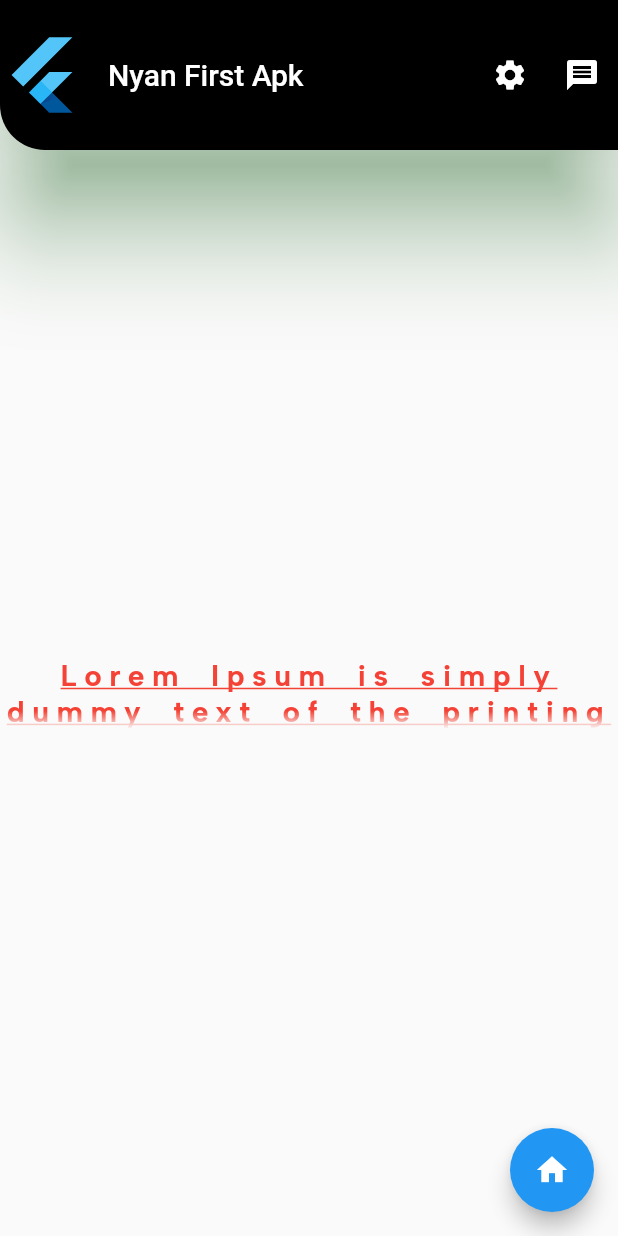
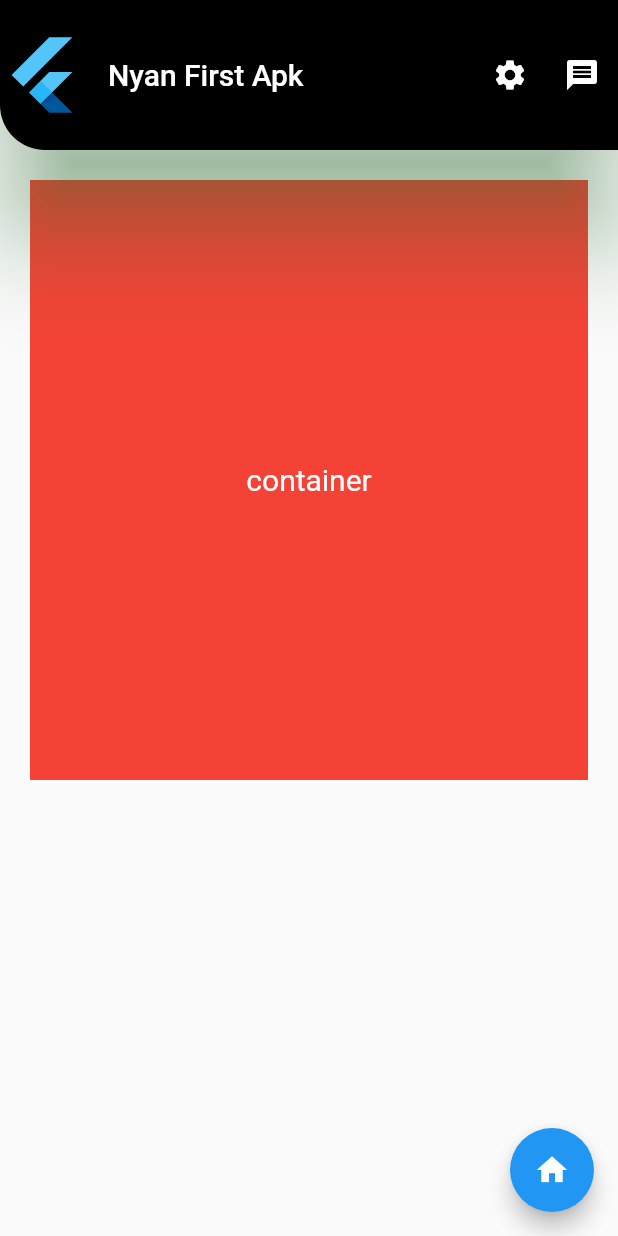
Before and after one commit to NyanLinHtet07/Flutter_starter, a Flutter app: the screen it shows after launch, on a phone screen of 412 x 824 dp. Run offline on Flutter 3.47's test engine with Material 2 defaults, Android fonts, the phone set to English and light mode, and no system bars.

Commit message:
learning_0.1

```diff
--- a/lib/main.dart
+++ b/lib/main.dart
@@ -30,21 +30,18 @@ class MyApp extends StatelessWidget {
           shape: const RoundedRectangleBorder(
               borderRadius: BorderRadius.only(bottomLeft: Radius.circular(30))),
         ),
-        body: const Center(
-            child: Text(
-          'Lorem Ipsum is simply dummy text of the printing and typesetting industry. Lorem Ipsum has been the industry',
-          maxLines: 2,
-          overflow: TextOverflow.fade,
-          textAlign: TextAlign.center,
-          style: TextStyle(
-              fontSize: 20,
-              color: Colors.red,
-              letterSpacing: 5,
-              wordSpacing: 6,
-              decoration: TextDecoration.underline,
-              fontWeight: FontWeight.bold,
-              fontFamily: 'ALbertSans'),
-        )),
+        body: Container(
+          color: Colors.red,
+          // width: 600,
+          // height: 200,
+          margin: const EdgeInsets.all(20),
+          child: Text(
+            'container',
+            style: TextStyle(fontSize: 20, color: Colors.white),
+          ),
+          alignment: Alignment.center,
+          constraints: const BoxConstraints(minWidth: 300, maxHeight: 400),
+        ),
         floatingActionButton: FloatingActionButton(
           child: const Icon(Icons.home),
           onPressed: () {
```
